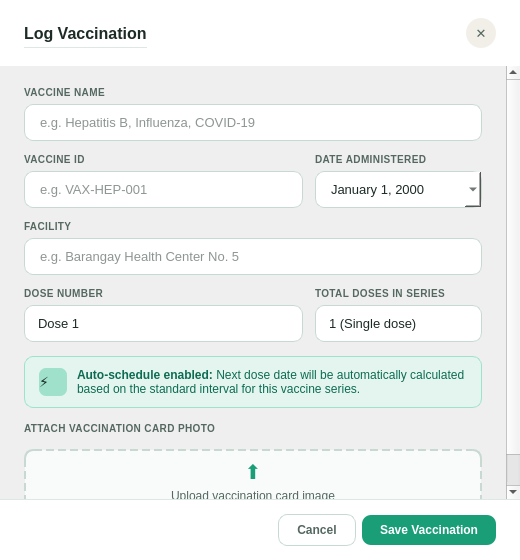
First picture: the form in src/ui/dialog_add_vaccination.ui, repository shasheenahdeeneillelumasag/CCC151---Group-Project, before the edit.
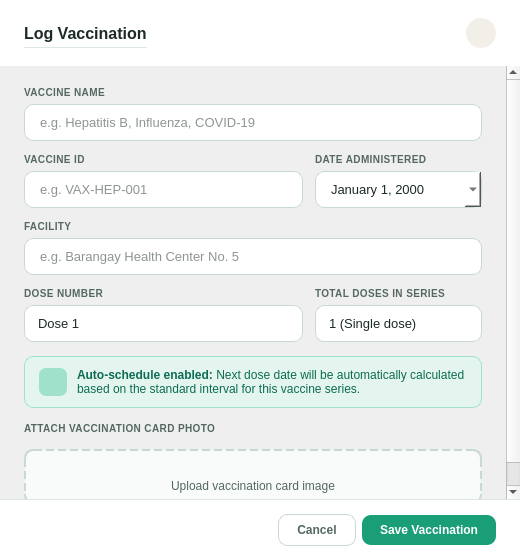
Second picture: the form after the edit. Icons and pictures are not drawn.

What changed in the file:
```diff
--- a/src/ui/dialog_add_vaccination.ui
+++ b/src/ui/dialog_add_vaccination.ui
@@ -98,9 +98,7 @@
         <property name="styleSheet">
          <string>QPushButton { background: #F1EFE8; color: #546860; border: none; border-radius: 15px; font-size: 13px; } QPushButton:hover { background: #DDE8E3; }</string>
         </property>
-        <property name="text">
-         <string>✕</string>
-        </property>
+        <property name="text"><string></string></property>
        </widget>
       </item>
      </layout>
@@ -115,14 +113,6 @@
       <bool>true</bool>
      </property>
      <widget class="QWidget" name="widget">
-      <property name="geometry">
-       <rect>
-        <x>0</x>
-        <y>0</y>
-        <width>508</width>
-        <height>518</height>
-       </rect>
-      </property>
       <layout class="QVBoxLayout">
        <property name="spacing">
         <number>14</number>
@@ -369,11 +359,11 @@
              </size>
             </property>
             <property name="styleSheet">
-             <string>QLabel { background: #9FE1CB; border-radius: 7px; font-size: 14px; }</string>
+             <string>QLabel { background: #9FE1CB; border-radius: 7px;
+    }</string>
             </property>
-            <property name="text">
-             <string>⚡</string>
-            </property>
+            <property name="pixmap"><pixmap><normaloff>:/assets/ic_auto.svg</normaloff>:/assets/ic_auto.svg</pixmap></property>
+     <property name="scaledContents"><bool>true</bool></property>
            </widget>
           </item>
           <item>
@@ -414,11 +404,11 @@
           <item>
            <widget class="QLabel" name="label">
             <property name="styleSheet">
-             <string>QLabel { font-size: 20px; color: #1A9E78; }</string>
+             <string>QLabel {
+    color: #1A9E78; }</string>
             </property>
-            <property name="text">
-             <string>⬆</string>
-            </property>
+            <property name="pixmap"><pixmap><normaloff>:/assets/ic_upload.svg</normaloff>:/assets/ic_upload.svg</pixmap></property>
+     <property name="scaledContents"><bool>true</bool></property>
             <property name="alignment">
              <set>Qt::AlignmentFlag::AlignCenter</set>
             </property>
```
